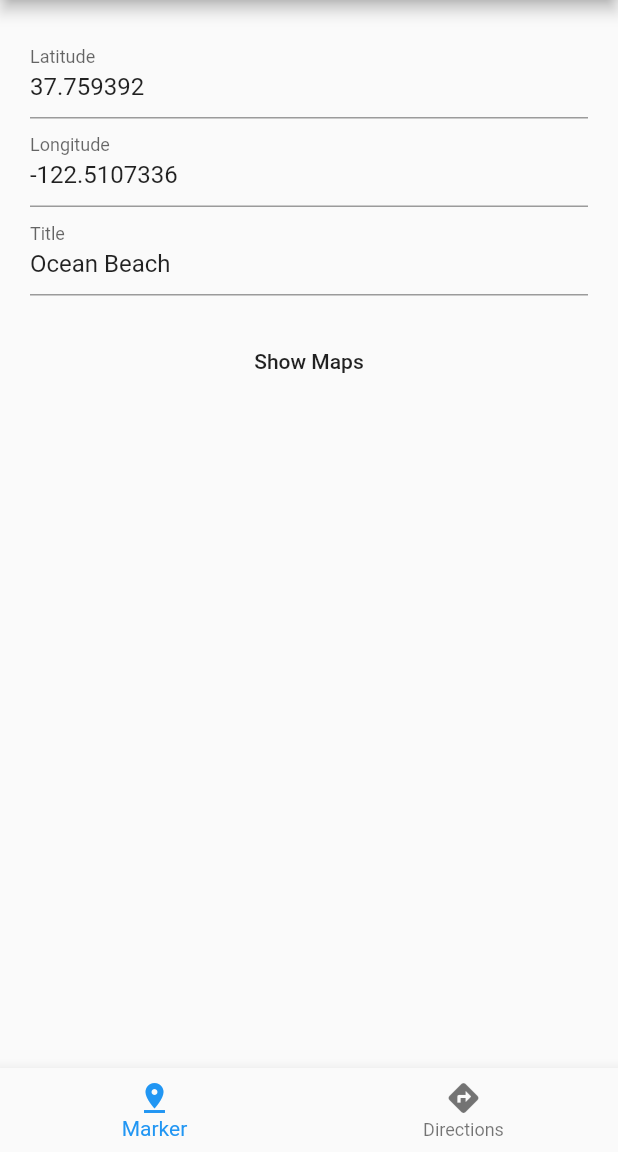
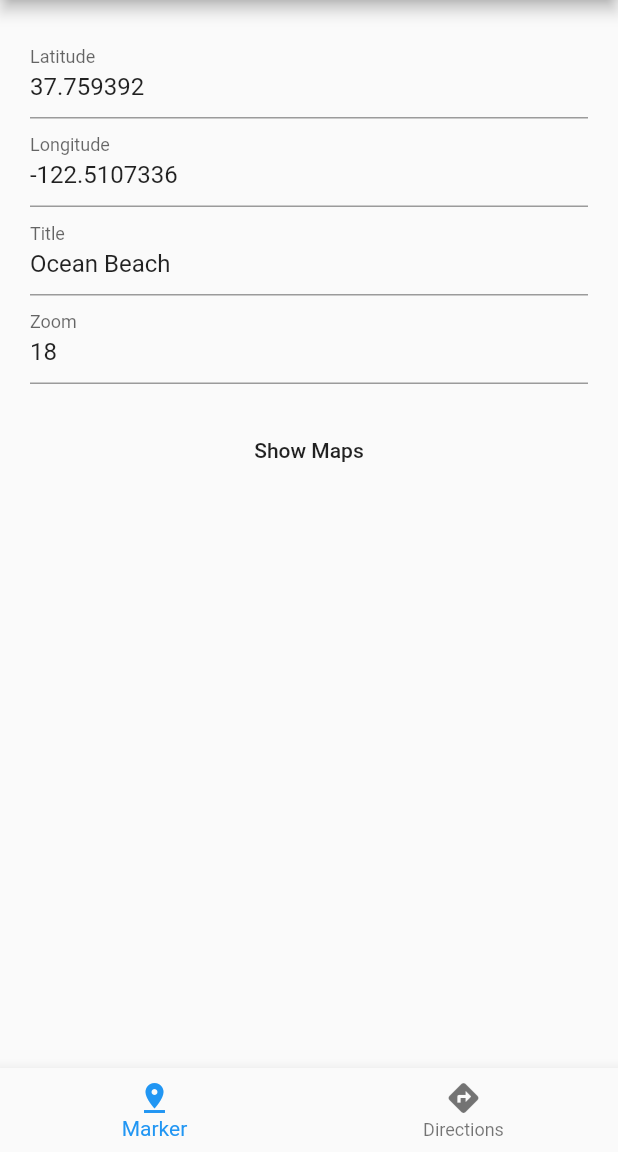
Before and after one commit to mattermoran/map_launcher, a Flutter app: the screen it shows after launch, on a phone screen of 412 x 824 dp, the part 84-1236 px from its top. Run offline on Flutter 3.47's test engine with Material 2 defaults, Android fonts, the phone set to English and light mode, and no system bars; our stand-ins replace flutter_svg.

Commit message:
add zoom param

```diff
--- a/example/lib/main.dart
+++ b/example/lib/main.dart
@@ -1,5 +1,4 @@
 import 'package:flutter/material.dart';
-import 'package:map_launcher/map_launcher.dart';
 import 'package:map_launcher_example/show_directions.dart';
 import 'package:map_launcher_example/show_marker.dart';
 
--- a/example/lib/show_marker.dart
+++ b/example/lib/show_marker.dart
@@ -11,6 +11,7 @@ class _ShowMarkerState extends State<ShowMarker> {
   double latitude = 37.759392;
   double longitude = -122.5107336;
   String title = 'Ocean Beach';
+  int zoom = 18;
 
   @override
   Widget build(BuildContext context) {
@@ -51,6 +52,17 @@ class _ShowMarkerState extends State<ShowMarker> {
               });
             },
           ),
+          TextFormField(
+            autocorrect: false,
+            autovalidate: false,
+            decoration: InputDecoration(labelText: 'Zoom'),
+            initialValue: zoom.toString(),
+            onChanged: (newValue) {
+              setState(() {
+                zoom = int.tryParse(newValue);
+              });
+            },
+          ),
           SizedBox(height: 20),
           MaterialButton(
             onPressed: () {
@@ -60,6 +72,7 @@ class _ShowMarkerState extends State<ShowMarker> {
                   map.showMarker(
                     coords: Coords(latitude, longitude),
                     title: title,
+                    zoom: zoom,
                   );
                 },
               );
--- a/lib/src/map_launcher.dart
+++ b/lib/src/map_launcher.dart
@@ -38,12 +38,14 @@ class MapLauncher {
     @required Coords coords,
     @required String title,
     String description,
+    int zoom,
   }) async {
     final url = getMapMarkerUrl(
       mapType: mapType,
       coords: coords,
       title: title,
       description: description,
+      zoom: zoom,
     );
 
     final Map<String, String> args = {
--- a/lib/src/marker_url.dart
+++ b/lib/src/marker_url.dart
@@ -8,6 +8,7 @@ String getMapMarkerUrl({
   @required Coords coords,
   String title,
   String description,
+  int zoom = 16,
 }) {
   switch (mapType) {
     case MapType.google:
@@ -15,6 +16,7 @@ String getMapMarkerUrl({
         url: Platform.isIOS ? 'comgooglemaps://' : 'geo:0,0',
         queryParams: {
           'q': '${coords.latitude},${coords.longitude}($title)',
+          'zoom': '$zoom',
         },
       );
 
@@ -26,7 +28,7 @@ String getMapMarkerUrl({
           'poiname': '$title',
           'lat': '${coords.latitude}',
           'lon': '${coords.longitude}',
-          'zoom': '18',
+          'zoom': '$zoom',
           'dev': '0',
         },
       );
@@ -36,12 +38,13 @@ String getMapMarkerUrl({
         url: 'baidumap://map/marker',
         queryParams: {
           'location': '${coords.latitude},${coords.longitude}',
-          'title': title,
-          'content': description,
+          'title': title ?? 'Title',
+          'content': description ??
+              'Description', // baidu fails if no description provided
           'traffic': 'on',
           'src': 'com.map_launcher',
           'coord_type': 'gcj02',
-          'zoom': '18',
+          'zoom': '$zoom',
         },
       );
 
@@ -58,7 +61,7 @@ String getMapMarkerUrl({
         url: 'waze://',
         queryParams: {
           'll': '${coords.latitude},${coords.longitude}',
-          'z': '10',
+          'z': '$zoom',
         },
       );
 
@@ -68,7 +71,7 @@ String getMapMarkerUrl({
         queryParams: {
           'lat': '${coords.latitude}',
           'lon': '${coords.longitude}',
-          'zoom': '16',
+          'zoom': '$zoom',
           'no-balloon': '0',
           'desc': '$title',
         },
@@ -79,7 +82,7 @@ String getMapMarkerUrl({
         url: 'yandexmaps://maps.yandex.ru/',
         queryParams: {
           'pt': '${coords.longitude},${coords.latitude}',
-          'z': '16',
+          'z': '$zoom',
           'l': 'map',
         },
       );
@@ -119,7 +122,7 @@ String getMapMarkerUrl({
         queryParams: {
           'lat': '${coords.latitude}',
           'lon': '${coords.longitude}',
-          'z': '16',
+          'z': '$zoom',
         },
       );
 
--- a/lib/src/models.dart
+++ b/lib/src/models.dart
@@ -52,12 +52,14 @@ class AvailableMap {
     @required Coords coords,
     @required String title,
     String description,
+    int zoom,
   }) {
     return MapLauncher.showMarker(
       mapType: mapType,
       coords: coords,
       title: title,
       description: description,
+      zoom: zoom,
     );
   }
 
--- a/pubspec.yaml
+++ b/pubspec.yaml
@@ -1,6 +1,6 @@
 name: map_launcher
 description: Map Launcher is a flutter plugin to find available maps installed on a device and launch them with a marker or show directions.
-version: 0.9.0
+version: 0.10.0
 homepage: https://github.com/mattermoran/map_launcher
 
 environment:
```
Also changed, not shown: example/pubspec.lock, 2 other files.
